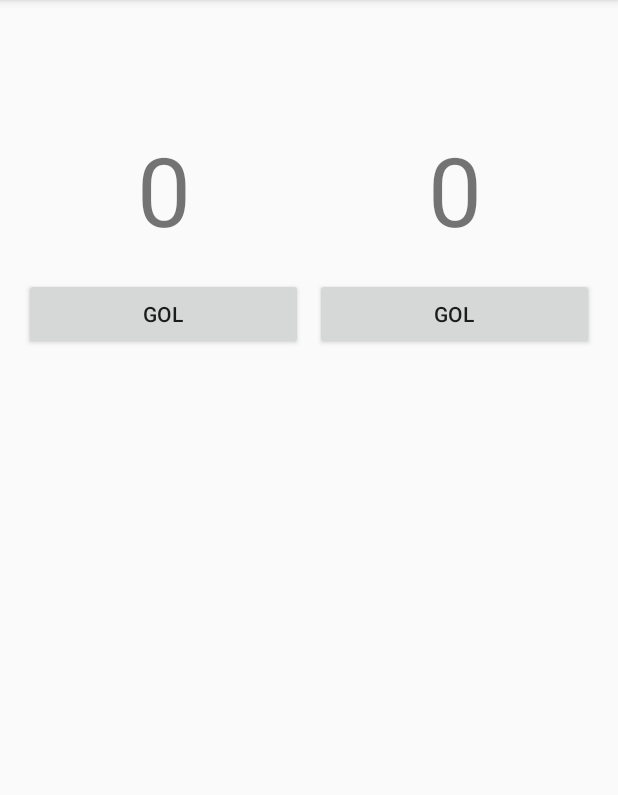
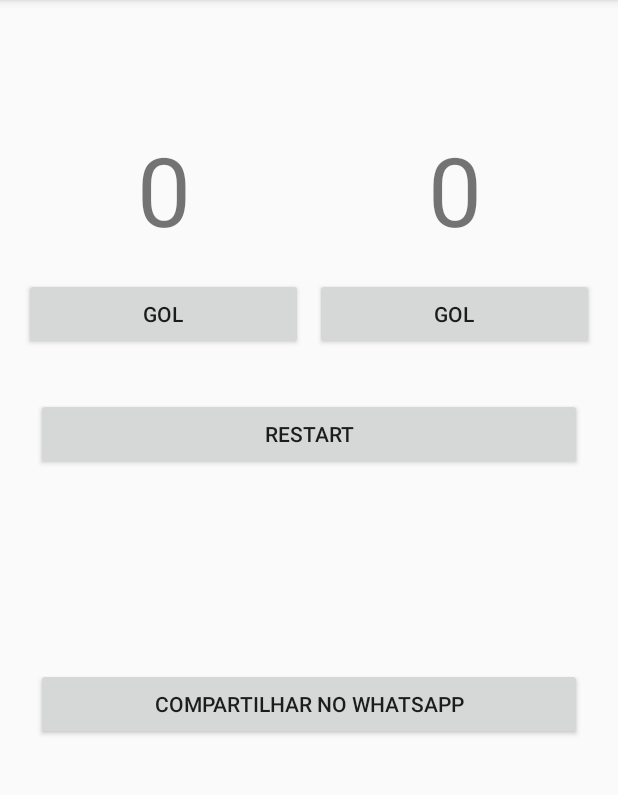
Before and after one commit to Baccan/AppPlacar, an Android app: the screen it shows after launch (PlacarActivity), after a tap on "START GAME", on a phone screen of 412 x 824 dp, the part 84-879 px from its top. Run offline under Robolectric (Android 15) with nearby library versions, the phone set to English and light mode, and no system bars; pictures from the network do not load.

Commit message:
Splash e Share no WPP

```diff
--- a/app/src/main/AndroidManifest.xml
+++ b/app/src/main/AndroidManifest.xml
@@ -10,13 +10,16 @@
         android:supportsRtl="true"
         android:theme="@style/AppTheme">
         <activity android:name=".ClubesActivity">
+
+        </activity>
+        <activity android:name=".PlacarActivity" />
+        <activity android:name=".SplashActivity">
             <intent-filter>
                 <action android:name="android.intent.action.MAIN" />
 
                 <category android:name="android.intent.category.LAUNCHER" />
             </intent-filter>
         </activity>
-        <activity android:name=".PlacarActivity"></activity>
     </application>
 
 </manifest>
--- a/app/src/main/java/br/com/fiap/placarapp/PlacarViewModel.kt
+++ b/app/src/main/java/br/com/fiap/placarapp/PlacarViewModel.kt
@@ -9,8 +9,7 @@ class PlacarViewModel: ViewModel() {
     var goalAway:MutableLiveData<Int> = MutableLiveData() //antes era 0
 
     init {
-        goalHome.value = 0
-        goalAway.value = 0
+        startGame()
     }
 
     fun goalAway() {
@@ -22,4 +21,13 @@ class PlacarViewModel: ViewModel() {
         //goalHome++
         goalHome.value = goalHome.value?.plus(1)
     }
+
+    fun restartMatch() {
+        startGame()
+    }
+
+    private fun startGame() {
+        goalAway.value = 0
+        goalHome.value = 0
+    }
 }
--- /dev/null
+++ b/app/src/main/java/br/com/fiap/placarapp/SplashActivity.kt
@@ -0,0 +1,38 @@
+package br.com.fiap.placarapp
+
+import android.arch.lifecycle.Observer
+import android.arch.lifecycle.ViewModelProviders
+import android.content.Intent
+import android.support.v7.app.AppCompatActivity
+import android.os.Bundle
+import android.view.animation.AnimationUtils
+import kotlinx.android.synthetic.main.activity_splash.*
+
+class SplashActivity : AppCompatActivity() {
+
+    private lateinit var splashViewModel: SplashViewModel
+
+    override fun onCreate(savedInstanceState: Bundle?) {
+        super.onCreate(savedInstanceState)
+        setContentView(R.layout.activity_splash)
+
+        splashViewModel = ViewModelProviders.of(this)
+                .get(SplashViewModel::class.java)
+
+        splashViewModel.load()
+
+        startAnim()
+
+        splashViewModel.loading.observe(this, Observer {
+            if(it ==false) {
+                startActivity(Intent(this, ClubesActivity::class.java))
+                finish()
+            }
+        })
+    }
+
+    private fun startAnim() {
+        val anim = AnimationUtils.loadAnimation(this, R.anim.splash)
+        ivLogo.startAnimation(anim)
+    }
+}
--- /dev/null
+++ b/app/src/main/java/br/com/fiap/placarapp/SplashViewModel.kt
@@ -0,0 +1,21 @@
+package br.com.fiap.placarapp
+
+import android.arch.lifecycle.MutableLiveData
+import android.arch.lifecycle.ViewModel
+import android.os.Handler
+
+class SplashViewModel: ViewModel() {
+
+    var loading: MutableLiveData<Boolean> = MutableLiveData()
+
+    init {
+        loading.value = true
+    }
+
+    fun load() {
+        Handler().postDelayed({
+            loading.value = false
+        }, 3000)
+    }
+
+}
--- /dev/null
+++ b/app/src/main/res/anim/splash.xml
@@ -0,0 +1,6 @@
+<?xml version="1.0" encoding="utf-8"?>
+<alpha
+    xmlns:android="http://schemas.android.com/apk/res/android"
+    android:fromAlpha="0.0"
+    android:toAlpha="1.0"
+    android:duration="3000" />
--- a/app/src/main/res/layout/activity_placar.xml
+++ b/app/src/main/res/layout/activity_placar.xml
@@ -77,4 +77,26 @@
         app:layout_constraintHorizontal_bias="0.5"
         app:layout_constraintStart_toEndOf="@+id/btnGolCasa"
         app:layout_constraintTop_toTopOf="@+id/btnGolCasa" />
+
+    <Button
+        android:id="@+id/btnRestart"
+        android:layout_width="0dp"
+        android:layout_height="wrap_content"
+        android:layout_marginEnd="8dp"
+        android:layout_marginStart="8dp"
+        android:layout_marginTop="32dp"
+        android:text="@string/btn_restart"
+        app:layout_constraintEnd_toEndOf="@+id/btnGolVisitante"
+        app:layout_constraintStart_toStartOf="@+id/btnGolCasa"
+        app:layout_constraintTop_toBottomOf="@+id/btnGolCasa" />
+
+    <Button
+        android:id="@+id/btnShare"
+        android:layout_width="0dp"
+        android:layout_height="wrap_content"
+        android:layout_marginTop="132dp"
+        android:text="Compartilhar no WhatsApp"
+        app:layout_constraintEnd_toEndOf="@+id/btnRestart"
+        app:layout_constraintStart_toStartOf="@+id/btnRestart"
+        app:layout_constraintTop_toBottomOf="@+id/btnRestart" />
 </android.support.constraint.ConstraintLayout>
--- a/app/src/main/res/values/strings.xml
+++ b/app/src/main/res/values/strings.xml
@@ -7,4 +7,7 @@
     <string name="hint_away">Type away name</string>
     <string name="label_start">Start Game</string>
     <string name="label_developed_by">Development by Baccan</string>
+    <string name="btn_restart">Restart</string>
+
+    <string name="message_to_share">The game between %2$s and %1$s as %3$d x %4$d</string>
 </resources>
```
Also changed, not shown: app/src/main/java/br/com/fiap/placarapp/PlacarActivity.kt (+43 -0 lines), app/src/main/res/layout/activity_splash.xml (added, +22 -0 lines), app/src/main/res/drawable/soccer.png (added), 1 other file.
